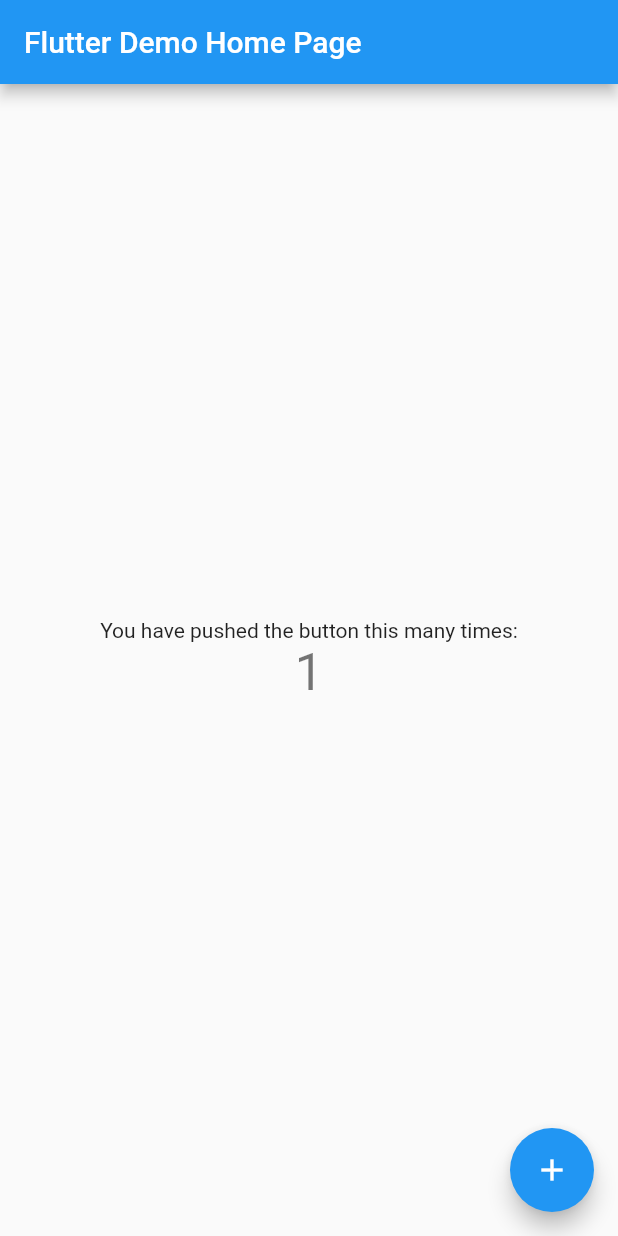
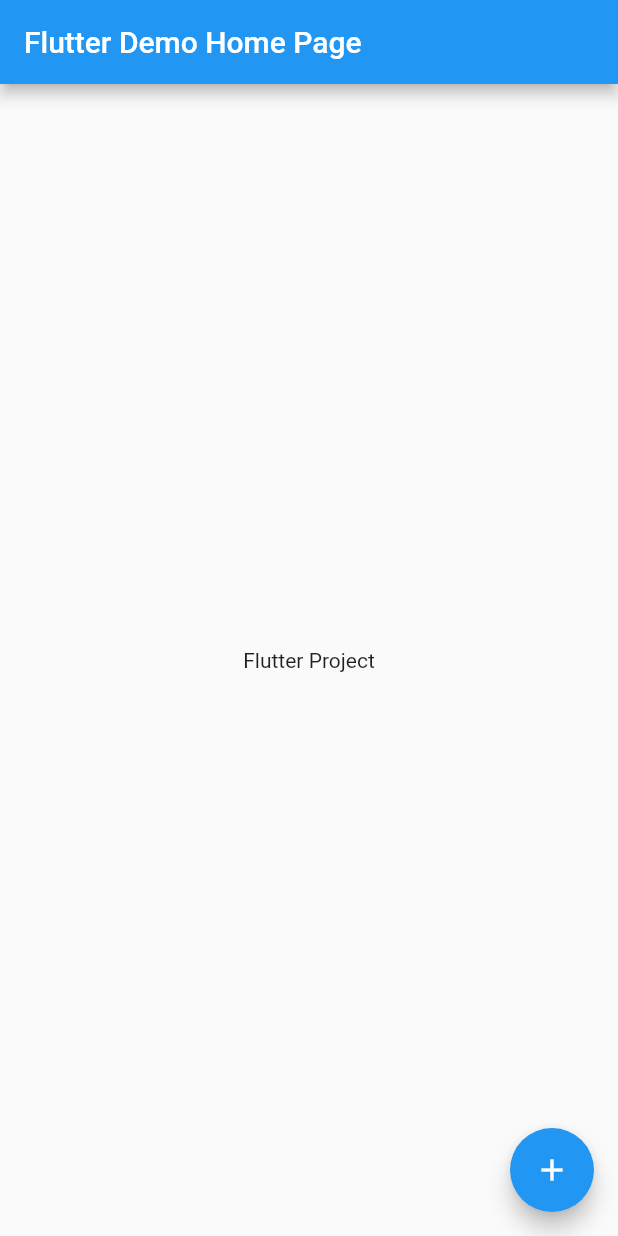
Before and after one commit to kushaneranga/Flutter_Project_01, a Flutter app: the screen it shows after launch, after a tap on the "add" icon, on a phone screen of 412 x 824 dp. Run offline on Flutter 3.47's test engine with Material 2 defaults, Android fonts, the phone set to English and light mode, and no system bars.

```diff
--- a/flutter_project/lib/main.dart
+++ b/flutter_project/lib/main.dart
@@ -551,7 +551,7 @@ class MyApp extends StatelessWidget {
 }
 
 class MyHomePage extends StatefulWidget {
-  MyHomePage({Key? key, required this.title}) : super(key: key);
+  MyHomePage({required this.title});
 
   final String title;
 
@@ -560,13 +560,6 @@ class MyHomePage extends StatefulWidget {
 }
 
 class _MyHomePageState extends State<MyHomePage> {
-  int _counter = 0;
-
-  void _incrementCounter() {
-    setState(() {
-      _counter++;
-    });
-  }
 
   @override
   Widget build(BuildContext context) {
@@ -579,17 +572,13 @@ class _MyHomePageState extends State<MyHomePage> {
           mainAxisAlignment: MainAxisAlignment.center,
           children: <Widget>[
             Text(
-              'You have pushed the button this many times:',
-            ),
-            Text(
-              '$_counter',
-              style: Theme.of(context).textTheme.headline4,
+              'Flutter Project',
             ),
           ],
         ),
       ),
       floatingActionButton: FloatingActionButton(
-        onPressed: _incrementCounter,
+        onPressed:(){},
         tooltip: 'Increment',
         child: Icon(Icons.add),
       ), // This trailing comma makes auto-formatting nicer for build methods.
```
